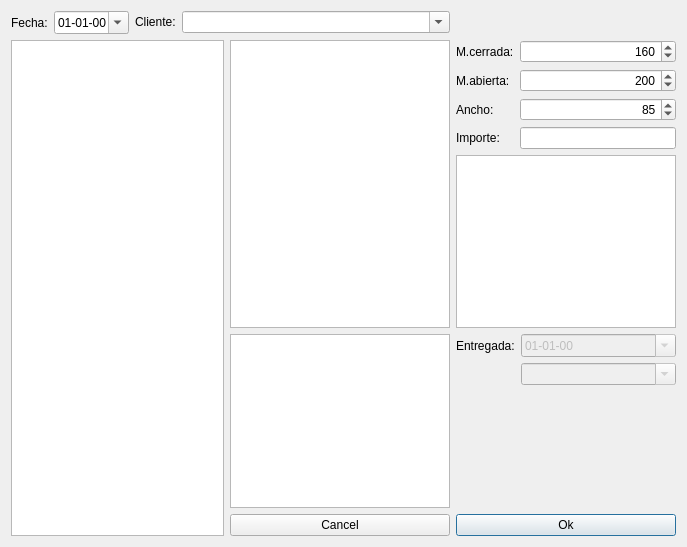
The window that pedidoDialog.ui (waltermas-gitter/infomesas-gui) describes before a commit, drawn with Qt 5.
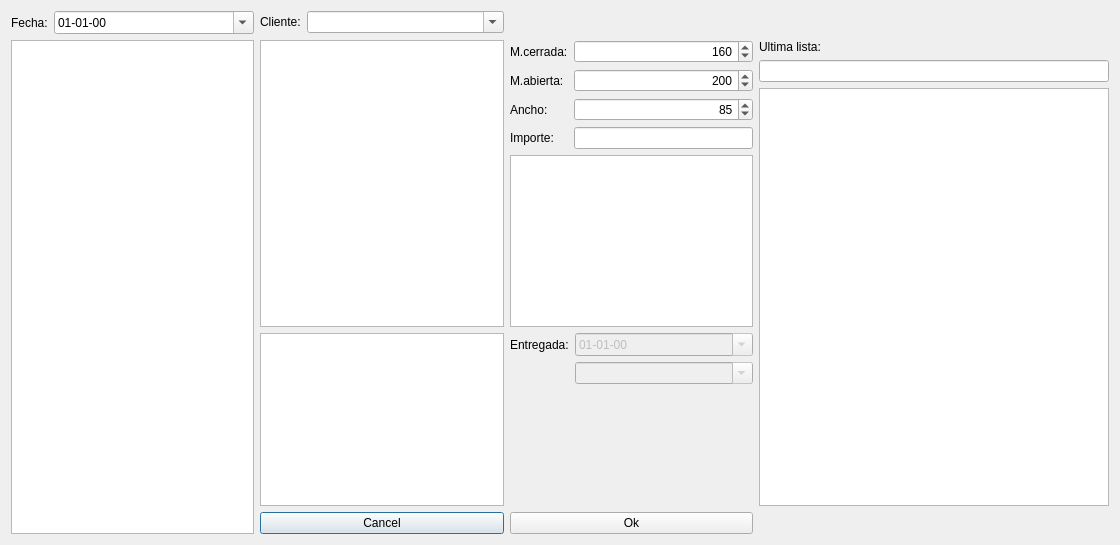
The same window after the commit.

Commit message: agrego lista precios

What changed in the file:
```diff
--- a/pedidoDialog.ui
+++ b/pedidoDialog.ui
@@ -6,8 +6,8 @@
    <rect>
     <x>0</x>
     <y>0</y>
-    <width>687</width>
-    <height>547</height>
+    <width>1120</width>
+    <height>545</height>
    </rect>
   </property>
   <property name="windowTitle">
@@ -35,7 +35,7 @@
      </item>
     </layout>
    </item>
-   <item row="0" column="1" colspan="2">
+   <item row="0" column="1">
     <layout class="QFormLayout" name="formLayout_4">
      <item row="0" column="0">
       <widget class="QLabel" name="label_7">
@@ -53,13 +53,13 @@
      </item>
     </layout>
    </item>
-   <item row="1" column="0" rowspan="4" colspan="2">
+   <item row="1" column="0" rowspan="4">
     <widget class="QListWidget" name="modeloListWidget"/>
    </item>
-   <item row="1" column="2" rowspan="2">
+   <item row="1" column="1" rowspan="2">
     <widget class="QListWidget" name="chapaListWidget"/>
    </item>
-   <item row="1" column="3">
+   <item row="1" column="2">
     <layout class="QFormLayout" name="formLayout_2">
      <item row="0" column="0">
       <widget class="QLabel" name="label_2">
@@ -155,13 +155,37 @@
      </item>
     </layout>
    </item>
-   <item row="2" column="3">
+   <item row="1" column="3" rowspan="3">
+    <layout class="QVBoxLayout" name="verticalLayout">
+     <item>
+      <widget class="QLabel" name="label_8">
+       <property name="text">
+        <string>Ultima lista:</string>
+       </property>
+      </widget>
+     </item>
+     <item>
+      <widget class="QLineEdit" name="filterListaLineEdit"/>
+     </item>
+     <item>
+      <widget class="QPlainTextEdit" name="listaPlainTextEdit">
+       <property name="minimumSize">
+        <size>
+         <width>350</width>
+         <height>0</height>
+        </size>
+       </property>
+      </widget>
+     </item>
+    </layout>
+   </item>
+   <item row="2" column="2">
     <widget class="QListWidget" name="estadoListWidget"/>
    </item>
-   <item row="3" column="2">
+   <item row="3" column="1">
     <widget class="QPlainTextEdit" name="notasPlainTextEdit"/>
    </item>
-   <item row="3" column="3">
+   <item row="3" column="2">
     <layout class="QFormLayout" name="formLayout">
      <item row="0" column="0">
       <widget class="QLabel" name="label_6">
@@ -195,17 +219,17 @@
      </item>
     </layout>
    </item>
-   <item row="4" column="3">
-    <widget class="QPushButton" name="okPushButton">
+   <item row="4" column="1">
+    <widget class="QPushButton" name="cancelPushButton">
      <property name="text">
-      <string>Ok</string>
+      <string>Cancel</string>
      </property>
     </widget>
    </item>
    <item row="4" column="2">
-    <widget class="QPushButton" name="cancelPushButton">
+    <widget class="QPushButton" name="okPushButton">
      <property name="text">
-      <string>Cancel</string>
+      <string>Ok</string>
      </property>
     </widget>
    </item>
```
The commit also changes 4 other files.
